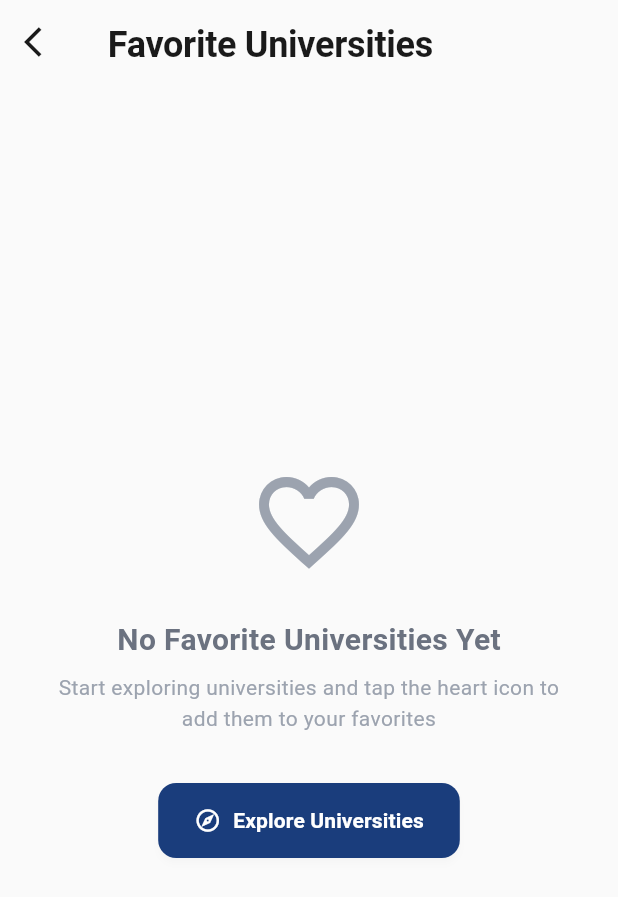
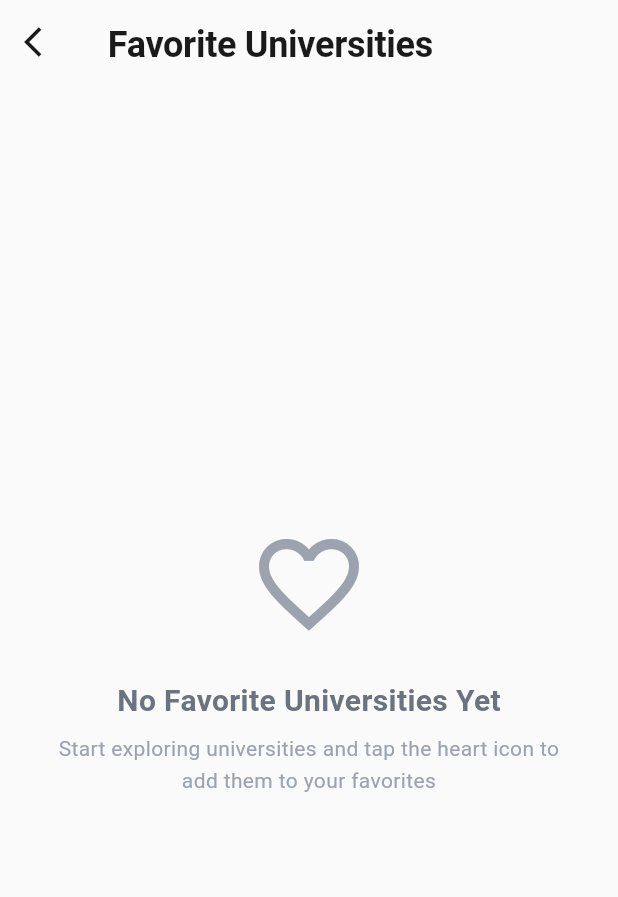
Before and after one commit to deadshoot333/bEDesh, a Flutter app: the FavoritesPage screen opened directly, on a phone screen of 412 x 824 dp. Shown: the top 897 px of the screen. Run offline on Flutter 3.47's test engine with Material 3 defaults, Android fonts, the phone set to English and light mode, and no system bars; our stand-ins replace image_picker, intl_phone_field, share_plus, shared_preferences; accounts and stored records are empty.

```diff
--- a/lib/features/profile/presentation/pages/favorites_page.dart
+++ b/lib/features/profile/presentation/pages/favorites_page.dart
@@ -197,23 +197,6 @@ class _FavoritesPageState extends State<FavoritesPage>
                     height: 1.5,
                   ),
                 ),
-                const SizedBox(height: AppConstants.spaceXL),
-                ElevatedButton.icon(
-                  onPressed: () => Navigator.pop(context),
-                  icon: const Icon(Icons.explore_outlined),
-                  label: const Text('Explore Universities'),
-                  style: ElevatedButton.styleFrom(
-                    backgroundColor: AppColors.primary,
-                    foregroundColor: AppColors.textOnPrimary,
-                    padding: const EdgeInsets.symmetric(
-                      horizontal: AppConstants.spaceL,
-                      vertical: AppConstants.spaceM,
-                    ),
-                    shape: RoundedRectangleBorder(
-                      borderRadius: BorderRadius.circular(AppConstants.radiusM),
-                    ),
-                  ),
-                ),
               ],
             ),
           ),
```
Also changed, not shown: lib/features/profile/presentation/pages/connections_page.dart (+0 -47 lines).
